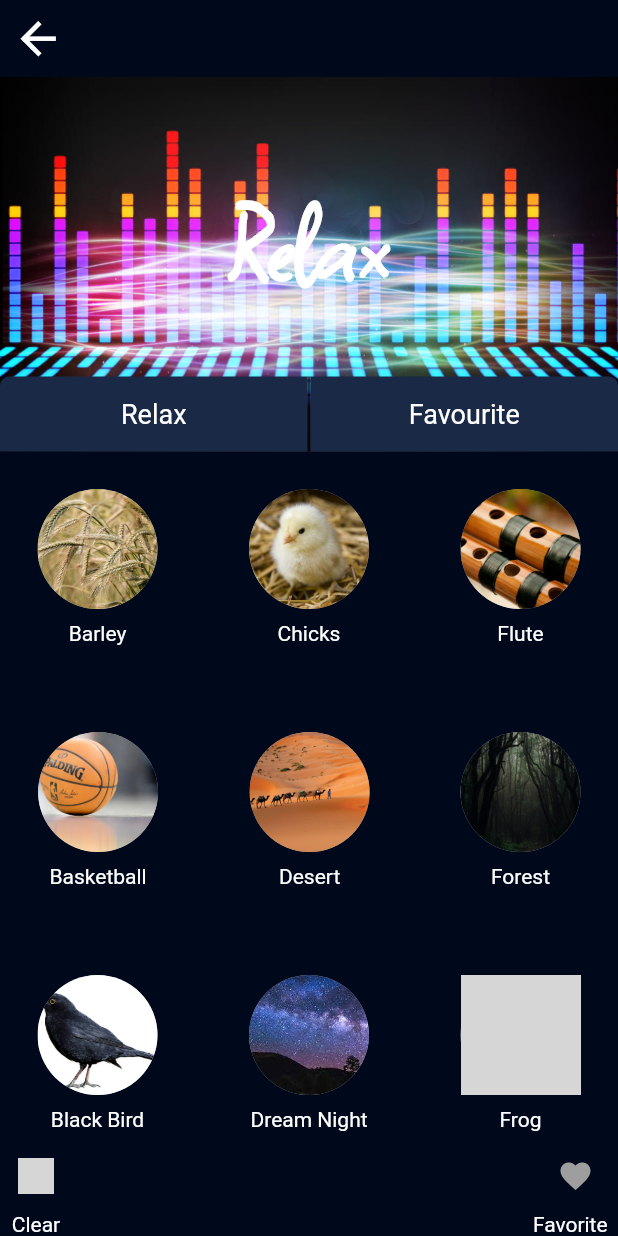
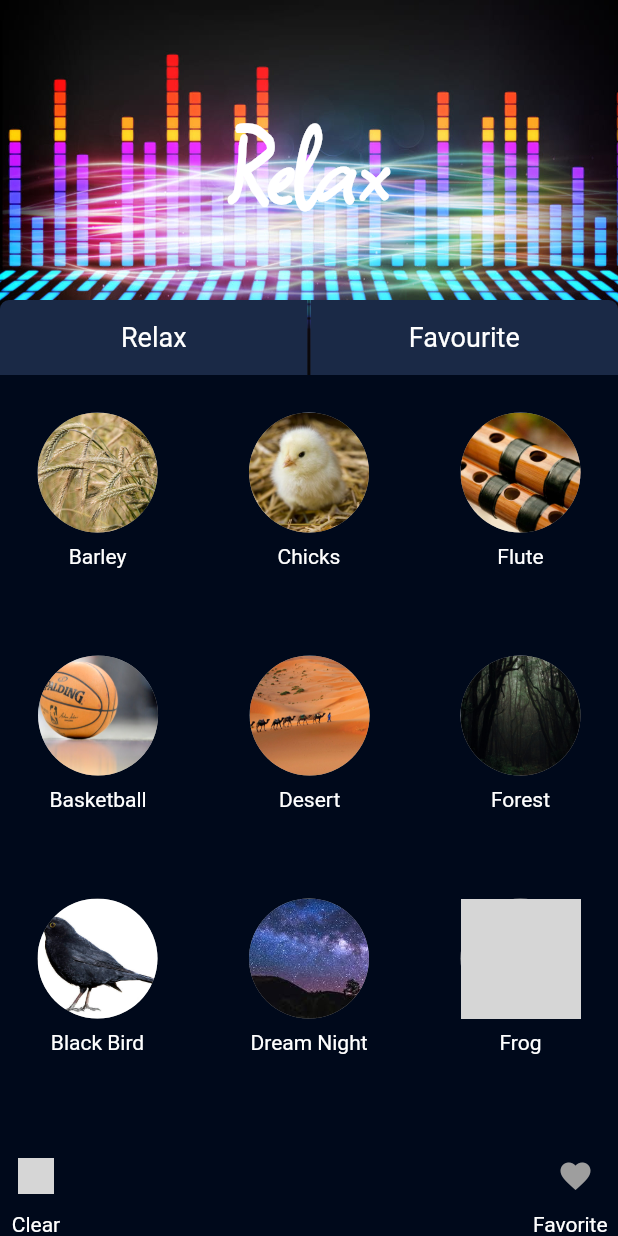
Before and after one commit to Harunn33/sleep_sound_app, a Flutter app: the RelaxMenu screen opened directly, on a phone screen of 412 x 824 dp. Run offline on Flutter 3.47's test engine with Material 2 defaults, Android fonts, the phone set to English and light mode, and no system bars; our stand-ins replace font_awesome_flutter, rive; grey boxes are pictures that could not be loaded.

Commit message:
ilk degisim

```diff
--- a/lib/relaxMenu.dart
+++ b/lib/relaxMenu.dart
@@ -40,7 +40,6 @@ class RelaxMenu extends StatelessWidget {
         ListView(
           padding: EdgeInsets.only(bottom: 50),
           children: [
-            ArrowBackBtn(),
             Container(
               height: 250,
               decoration: BoxDecoration(
```
